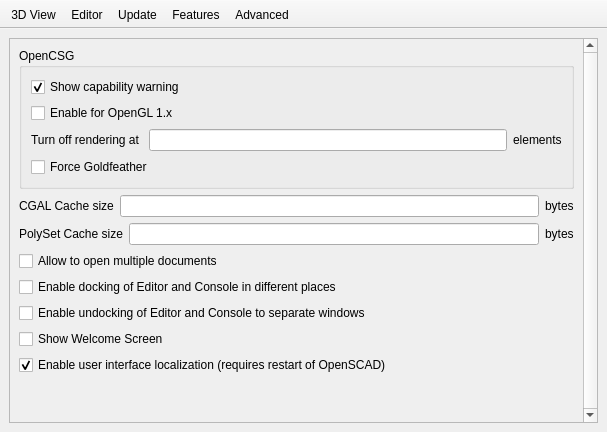
Before: the Qt Designer form src/Preferences.ui in openscad/openscad, drawn with Qt 5.
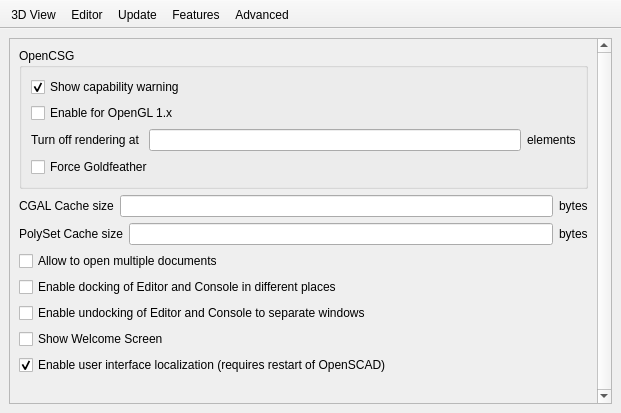
After: the same form once the commit is applied. The open tabs and pages were chosen to show the change. Icons and pictures are not drawn.

Patch:
```diff
--- a/src/Preferences.ui
+++ b/src/Preferences.ui
@@ -6,8 +6,8 @@
    <rect>
     <x>0</x>
     <y>0</y>
-    <width>607</width>
-    <height>432</height>
+    <width>621</width>
+    <height>413</height>
    </rect>
   </property>
   <property name="sizePolicy">
@@ -1201,7 +1201,7 @@
             <rect>
              <x>0</x>
              <y>0</y>
-             <width>640</width>
+             <width>596</width>
              <height>499</height>
             </rect>
            </property>
```
Left out of the diff: 2 changed lines with no effect on the pictures.
